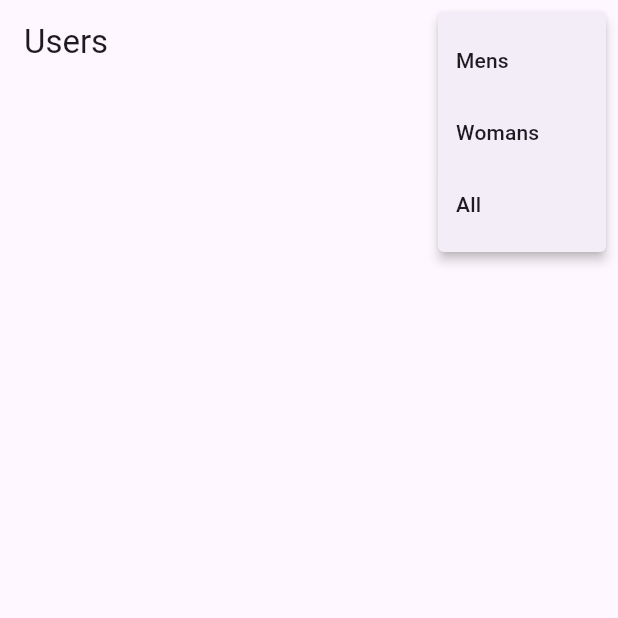
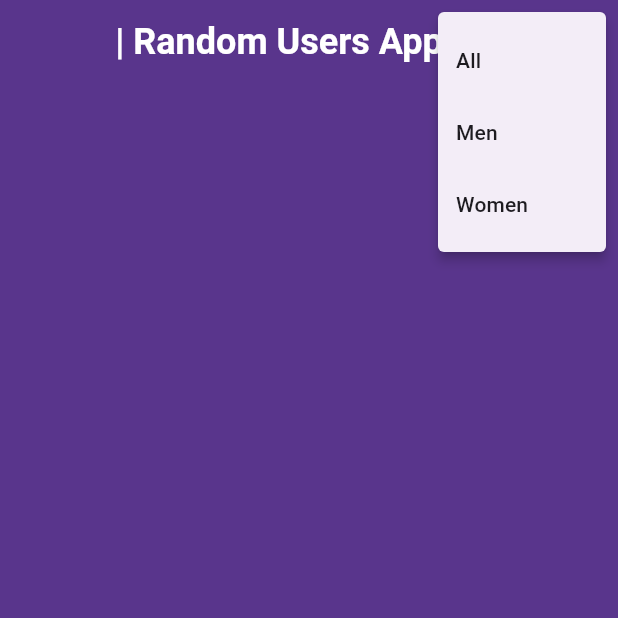
Before and after one commit to Franciscof11/RandomUsersApp, a Flutter app: the screen it shows after launch, after a tap on the "filter alt" icon, on a phone screen of 412 x 824 dp, the top half of it. Run offline on Flutter 3.47's test engine with Material 2 defaults, Android fonts, the phone set to English and light mode, and no system bars; our stand-ins replace connectivity_plus, flutter_mobx, get_it, hive, mobx; accounts and stored records are empty; generated files the repository leaves out were written again; network calls fail.

Commit message:
Customizing Home Page

```diff
--- a/lib/connectivity/connectivity_store.dart
+++ b/lib/connectivity/connectivity_store.dart
@@ -1,12 +1,13 @@
+// ignore_for_file: library_private_types_in_public_api
+
+import 'package:connectivity_plus/connectivity_plus.dart';
 import 'package:mobx/mobx.dart';
-import 'package:connectivity_plus/connectivity_plus.dart';
 
 part 'connectivity_store.g.dart';
 
 class ConnectivityStore = _ConnectivityStore with _$ConnectivityStore;
 
 abstract class _ConnectivityStore with Store {
-
   @observable
   ConnectivityResult? connectivityResult;
 
@@ -15,5 +16,4 @@ abstract class _ConnectivityStore with Store {
       connectivityResult = result;
     });
   }
-
 }
--- a/lib/home/home_page.dart
+++ b/lib/home/home_page.dart
@@ -1,14 +1,13 @@
+// ignore_for_file: prefer_const_constructors, prefer_typing_uninitialized_variables
+
 import 'package:connectivity_plus/connectivity_plus.dart';
 import 'package:flutter/material.dart';
 import 'package:flutter_mobx/flutter_mobx.dart';
 import 'package:mobx/mobx.dart';
+import 'package:usuarios/connectivity/connectivity_store.dart';
 import 'package:usuarios/home/widgets/user_widget.dart';
-import 'package:usuarios/users/user_model.dart';
-import 'package:usuarios/users/users_api.dart';
-import 'package:usuarios/connectivity/connectivity_store.dart';
 import 'package:usuarios/main.dart';
 import 'package:usuarios/users/users_store.dart';
-import 'package:usuarios/widgets/snackbar_error.dart';
 
 class HomePage extends StatefulWidget {
   const HomePage({Key? key}) : super(key: key);
@@ -24,7 +23,6 @@ class _HomePageState extends State<HomePage> {
 
   @override
   void initState() {
-    // TODO: implement initState
     super.initState();
     reaction((_) => connectivityStore.connectivityResult, (vaule) {
       if (vaule == ConnectivityResult.none && vaule != null) {
@@ -45,41 +43,62 @@ class _HomePageState extends State<HomePage> {
 
   @override
   void dispose() {
-    // TODO: implement dispose
     super.dispose();
     _scrollController.dispose();
   }
 
   _menuItem(String select) {
     switch (select) {
-      case "Mens":
+      case "All":
+        usersStore.noFilter();
+        break;
+      case "Men":
         usersStore.filterMale();
         break;
-      case "Womans":
+      case "Women":
         usersStore.filterFemale();
-        break;
-      case "All":
-        usersStore.noFilter();
         break;
     }
   }
 
-  List<String> itensMenu = ['Mens', 'Womans', 'All'];
+  List<String> itensMenu = [
+    'All',
+    'Men',
+    'Women',
+  ];
 
   @override
   Widget build(BuildContext context) {
     return Scaffold(
+      backgroundColor: Color.fromRGBO(89, 53, 140, 1),
       appBar: AppBar(
-        title: Text('Users'),
+        backgroundColor: Color.fromRGBO(89, 53, 140, 1),
+        title: Center(
+          child: Padding(
+            padding: const EdgeInsets.only(left: 20),
+            child: Text(
+              '| Random Users App |',
+              style: TextStyle(
+                fontSize: 24,
+                fontWeight: FontWeight.w700,
+                color: Colors.white,
+              ),
+            ),
+          ),
+        ),
         actions: [
+          /*Genre Filter Button*/
           PopupMenuButton(
-            icon: Icon(Icons.filter_alt_outlined),
+              icon: Icon(
+                Icons.filter_alt_outlined,
+                color: Colors.white,
+              ),
               onSelected: _menuItem,
               itemBuilder: (context) {
                 return itensMenu.map((String item) {
                   return PopupMenuItem<String>(value: item, child: Text(item));
                 }).toList();
-              })
+              }),
         ],
       ),
       body: Center(
@@ -90,7 +109,9 @@ class _HomePageState extends State<HomePage> {
             var user = usersStore.users[index];
             return ListTile(
               onTap: () {
-                showDialog(context: context, builder: (context) => UserWidget(user: user));
+                showDialog(
+                    context: context,
+                    builder: (context) => UserWidget(user: user));
               },
               leading: connectivityStore.connectivityResult ==
                           ConnectivityResult.wifi ||
@@ -102,20 +123,31 @@ class _HomePageState extends State<HomePage> {
                     )
                   : CircleAvatar(),
               title: Text(user['name']['first']),
+              textColor: Colors.black,
               subtitle: Text(user['email']),
               trailing:
                   Icon(user['gender'] == 'male' ? Icons.male : Icons.female),
+              iconColor: Colors.black,
+              tileColor: Colors.white,
+              contentPadding: EdgeInsets.only(left: 20, right: 20),
+              splashColor: Colors.deepPurple[400],
+              horizontalTitleGap: 15,
+              shape: RoundedRectangleBorder(
+                  borderRadius: BorderRadius.all(Radius.circular(20))),
             );
           },
           separatorBuilder: (context, index) {
-            return Divider();
+            return Divider(
+              height: 20,
+              color: Color.fromRGBO(89, 53, 140, 1),
+            );
           },
           itemCount: usersStore.users.length,
+          padding: EdgeInsets.only(top: 10, right: 20, left: 20),
         ),
       )),
     );
   }
-
 
   SnackBar snackBarError = const SnackBar(
     backgroundColor: Colors.redAccent,
--- a/lib/main.dart
+++ b/lib/main.dart
@@ -1,4 +1,5 @@
 import 'dart:io';
+
 import 'package:flutter/material.dart';
 import 'package:get_it/get_it.dart';
 import 'package:hive/hive.dart';
@@ -9,7 +10,7 @@ import 'package:usuarios/users/user_repository.dart';
 import 'package:usuarios/users/users_api.dart';
 import 'package:usuarios/users/users_store.dart';
 
-import 'home/home_page.dart';
+import '../home/home_page.dart';
 
 GetIt getIt = GetIt.I;
 
@@ -33,10 +34,10 @@ class MyApp extends StatelessWidget {
   Widget build(BuildContext context) {
     return MaterialApp(
       debugShowCheckedModeBanner: false,
-      title: 'Flutter Demo',
+      title: 'App',
       theme: ThemeData(
         useMaterial3: true,
-        primarySwatch: Colors.blue,
+        primarySwatch: Colors.grey,
       ),
       home: const HomePage(),
     );
--- a/lib/users/user_model.dart
+++ b/lib/users/user_model.dart
@@ -1,3 +1,5 @@
+// ignore_for_file: unnecessary_new, prefer_collection_literals, unnecessary_this
+
 class UserModel {
   String? gender;
   Name? name;
@@ -11,7 +13,7 @@ class UserModel {
     name = json['name'] != null ? new Name.fromJson(json['name']) : null;
     email = json['email'];
     picture =
-    json['picture'] != null ? new Picture.fromJson(json['picture']) : null;
+        json['picture'] != null ? new Picture.fromJson(json['picture']) : null;
   }
 
   UserModel.fromJsonOf(Map<String, dynamic> json) {
@@ -20,7 +22,6 @@ class UserModel {
     email = json['email'];
     picture = null;
   }
-
 
   Map<String, dynamic> toJson() {
     final Map<String, dynamic> data = new Map<String, dynamic>();
--- a/lib/users/user_repository.dart
+++ b/lib/users/user_repository.dart
@@ -1,5 +1,5 @@
-import 'package:connectivity_plus/connectivity_plus.dart';
-import 'package:usuarios/users/user_model.dart';
+// ignore_for_file: avoid_print
+
 import 'package:usuarios/users/users_api.dart';
 import 'package:usuarios/users/users_database.dart';
 
--- a/lib/users/users_api.dart
+++ b/lib/users/users_api.dart
@@ -1,4 +1,7 @@
+// ignore_for_file: no_leading_underscores_for_local_identifiers
+
 import 'dart:convert';
+
 import 'package:hive/hive.dart';
 import 'package:http/http.dart';
 
--- a/lib/users/users_database.dart
+++ b/lib/users/users_database.dart
@@ -1,7 +1,8 @@
+// ignore_for_file: unnecessary_null_comparison
+
 import 'package:hive/hive.dart';
 
 class UsersDbList {
-
   UsersDbList();
 
   Future<List> getUsers() async {
--- a/lib/users/users_store.dart
+++ b/lib/users/users_store.dart
@@ -1,8 +1,9 @@
+// ignore_for_file: library_private_types_in_public_api
+
 import 'package:connectivity_plus/connectivity_plus.dart';
 import 'package:hive/hive.dart';
 import 'package:mobx/mobx.dart';
 import 'package:usuarios/users/user_repository.dart';
-import 'package:usuarios/users/users_api.dart';
 import 'package:usuarios/users/users_database.dart';
 
 import '../connectivity/connectivity_store.dart';
@@ -46,7 +47,6 @@ abstract class _UsersStore with Store {
     users.addAll(usersList);
   }
 
-
   @action
   noFilter() async {
     users.clear();
--- a/lib/widgets/snackbar_error.dart
+++ b/lib/widgets/snackbar_error.dart
@@ -1,3 +1,5 @@
+// ignore_for_file: must_be_immutable
+
 import 'package:flutter/material.dart';
 
 class SnackBarError extends StatelessWidget {
```
Also changed, not shown: 1 other file.
